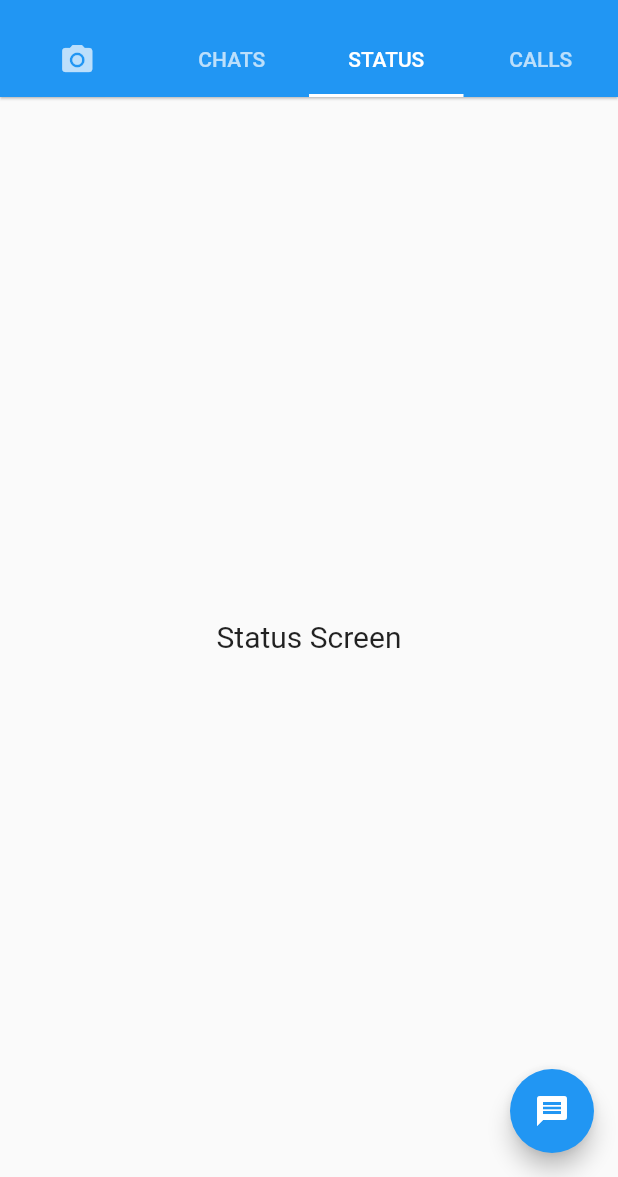
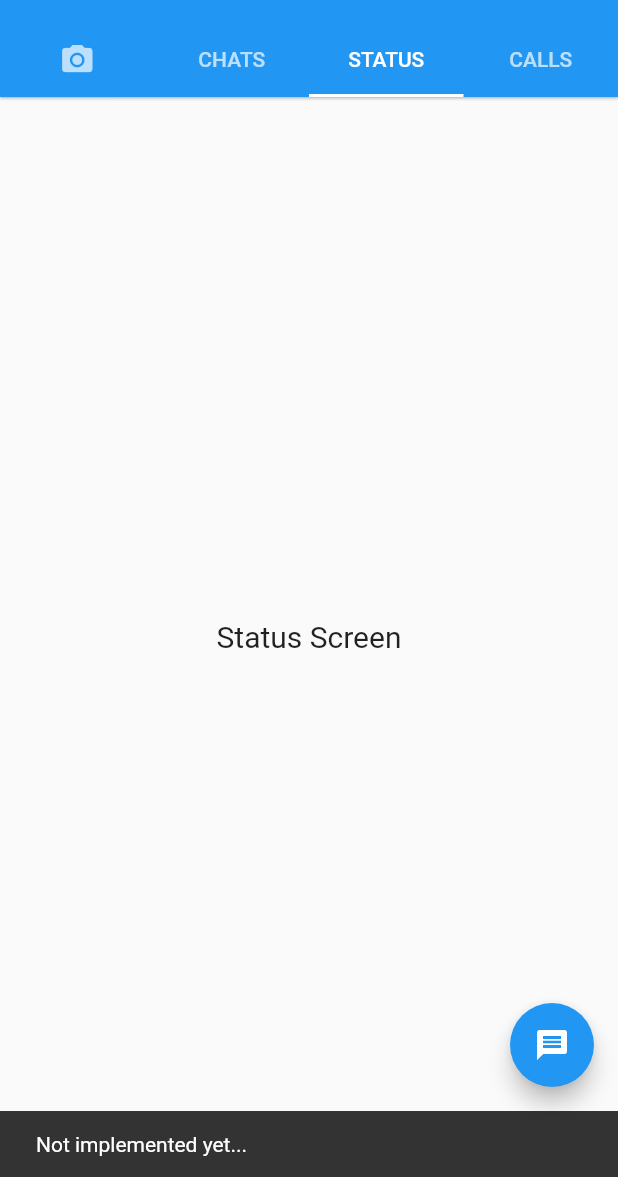
Before and after one commit to AbdulHadiBhagat/FlutterApp, a Flutter app: the screen it shows after launch, tab 3 chosen, after a tap on the "message" icon, on a phone screen of 412 x 824 dp, the part 59-1236 px from its top. Run offline on Flutter 3.47's test engine with Material 2 defaults, Android fonts, the phone set to English and light mode, and no system bars; network calls fail.

Commit message:
Toast Work

```diff
--- a/lib/WhatsappScreen.dart
+++ b/lib/WhatsappScreen.dart
@@ -4,8 +4,9 @@ import 'Tabs/chatScreen.dart';
 import 'Tabs/statusScreen.dart';
 import 'Tabs/callsScreen.dart';
 
+
 class WhatsAppHome extends StatefulWidget {
-  var cameras;
+
   WhatsAppHome();
 
   @override
@@ -25,8 +26,9 @@ class _WhatsAppHomeState extends State<WhatsAppHome>
 
   @override
   Widget build(BuildContext context) {
-
+    final key = new GlobalKey<ScaffoldState>();
     return new Scaffold(
+      key: key,
       appBar: new AppBar(
         title: new Text("WhatsApp"),
         elevation: 0.7,
@@ -62,26 +64,27 @@ class _WhatsAppHomeState extends State<WhatsAppHome>
           new CallsScreen(),
         ],
       ),
-      floatingActionButton: new FloatingActionButton(
+      floatingActionButton: new Builder(
+        builder: (BuildContext context){
+          return new FloatingActionButton(
         backgroundColor: Theme.of(context).accentColor,
         child: new Icon(
           Icons.message,
           color: Colors.white,
         ),
         onPressed:() {
-                    Scaffold.of(context).showSnackBar(
-                          new SnackBar(
-                            content: new Text("Added to favorite"),
-                            action: new SnackBarAction(
-                              label: "UNDO",
-                              onPressed: () => Scaffold.of(context).hideCurrentSnackBar(),
-                            ),
-                          ),
-                        );
+          key.currentState.showSnackBar(new SnackBar(
+                content: new Text("Not implemented yet...",style: new TextStyle(fontSize: 14.0),),
+              ));
+
                         },
-      ),
+      );
+        }
+          ),
 
-    );
+      );
+
+
 
   }
-      }
+    }
--- a/pubspec.yaml
+++ b/pubspec.yaml
@@ -7,6 +7,7 @@ dependencies:
   # firebase_auth: 0.5.19
   # cloud_firestore: 0.7.4
   # google_sign_in: 3.0.5
+  fluttertoast: ^2.0.7
 
   # The following adds the Cupertino Icons font to your application.
   # Use with the CupertinoIcons class for iOS style icons.
```
Also changed, not shown: pubspec.lock.
